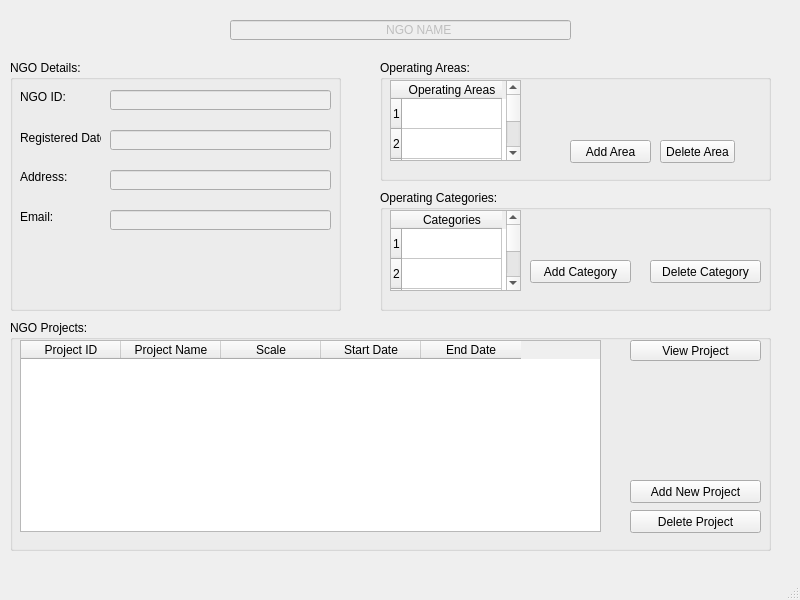
Qt form NGOPage.ui (msaadg/NGOConnect) before a commit.
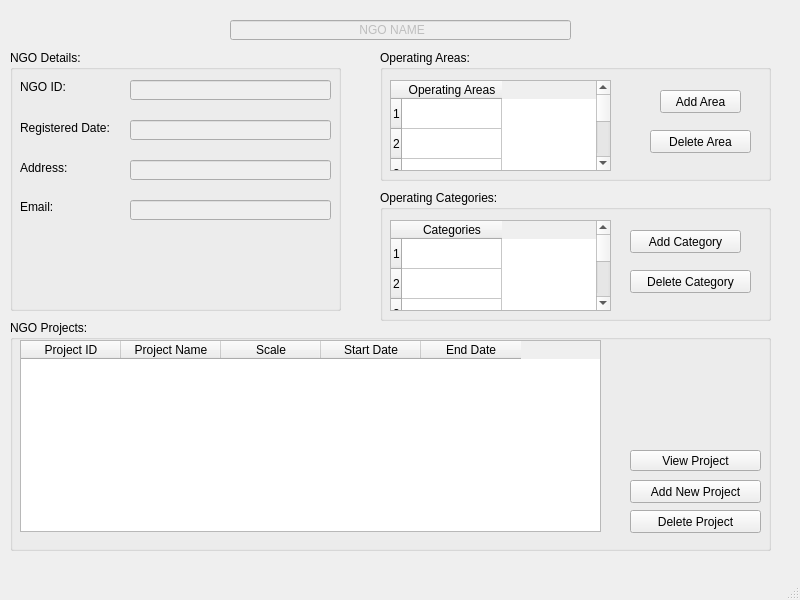
The same form after that commit.

Commit message: added ngo name in view project form

Patch:
```diff
--- a/NGOPage.ui
+++ b/NGOPage.ui
@@ -27,16 +27,16 @@
      </rect>
     </property>
     <property name="text">
-     <string>                                              NGO NAME</string>
+     <string>                                      NGO NAME</string>
     </property>
    </widget>
    <widget class="QGroupBox" name="groupBox">
     <property name="geometry">
      <rect>
       <x>10</x>
-      <y>60</y>
+      <y>50</y>
       <width>331</width>
-      <height>251</height>
+      <height>261</height>
      </rect>
     </property>
     <property name="title">
@@ -60,7 +60,7 @@
       <rect>
        <x>10</x>
        <y>70</y>
-       <width>81</width>
+       <width>101</width>
        <height>16</height>
       </rect>
      </property>
@@ -73,8 +73,8 @@
       <rect>
        <x>10</x>
        <y>110</y>
-       <width>47</width>
-       <height>13</height>
+       <width>61</width>
+       <height>16</height>
       </rect>
      </property>
      <property name="text">
@@ -100,9 +100,9 @@
      </property>
      <property name="geometry">
       <rect>
-       <x>100</x>
+       <x>120</x>
        <y>30</y>
-       <width>221</width>
+       <width>201</width>
        <height>20</height>
       </rect>
      </property>
@@ -113,9 +113,9 @@
      </property>
      <property name="geometry">
       <rect>
-       <x>100</x>
+       <x>120</x>
        <y>70</y>
-       <width>221</width>
+       <width>201</width>
        <height>20</height>
       </rect>
      </property>
@@ -126,9 +126,9 @@
      </property>
      <property name="geometry">
       <rect>
-       <x>100</x>
+       <x>120</x>
        <y>110</y>
-       <width>221</width>
+       <width>201</width>
        <height>20</height>
       </rect>
      </property>
@@ -139,9 +139,9 @@
      </property>
      <property name="geometry">
       <rect>
-       <x>100</x>
+       <x>120</x>
        <y>150</y>
-       <width>221</width>
+       <width>201</width>
        <height>20</height>
       </rect>
      </property>
@@ -176,7 +176,7 @@
      <property name="geometry">
       <rect>
        <x>620</x>
-       <y>20</y>
+       <y>130</y>
        <width>131</width>
        <height>21</height>
       </rect>
@@ -238,9 +238,9 @@
     <property name="geometry">
      <rect>
       <x>380</x>
-      <y>60</y>
+      <y>50</y>
       <width>391</width>
-      <height>121</height>
+      <height>131</height>
      </rect>
     </property>
     <property name="title">
@@ -250,9 +250,9 @@
      <property name="geometry">
       <rect>
        <x>10</x>
-       <y>20</y>
-       <width>131</width>
-       <height>81</height>
+       <y>30</y>
+       <width>221</width>
+       <height>91</height>
       </rect>
      </property>
      <property name="rowCount">
@@ -273,8 +273,8 @@
     <widget class="QPushButton" name="pushButton_4">
      <property name="geometry">
       <rect>
-       <x>190</x>
-       <y>80</y>
+       <x>280</x>
+       <y>40</y>
        <width>81</width>
        <height>23</height>
       </rect>
@@ -286,9 +286,9 @@
     <widget class="QPushButton" name="pushButton_5">
      <property name="geometry">
       <rect>
-       <x>280</x>
+       <x>270</x>
        <y>80</y>
-       <width>75</width>
+       <width>101</width>
        <height>23</height>
       </rect>
      </property>
@@ -303,7 +303,7 @@
       <x>380</x>
       <y>190</y>
       <width>391</width>
-      <height>121</height>
+      <height>131</height>
      </rect>
     </property>
     <property name="title">
@@ -313,9 +313,9 @@
      <property name="geometry">
       <rect>
        <x>10</x>
-       <y>20</y>
-       <width>131</width>
-       <height>81</height>
+       <y>30</y>
+       <width>221</width>
+       <height>91</height>
       </rect>
      </property>
      <property name="rowCount">
@@ -336,9 +336,9 @@
     <widget class="QPushButton" name="pushButton_6">
      <property name="geometry">
       <rect>
-       <x>150</x>
-       <y>70</y>
-       <width>101</width>
+       <x>250</x>
+       <y>40</y>
+       <width>111</width>
        <height>23</height>
       </rect>
      </property>
@@ -349,9 +349,9 @@
     <widget class="QPushButton" name="pushButton_7">
      <property name="geometry">
       <rect>
-       <x>270</x>
-       <y>70</y>
-       <width>111</width>
+       <x>250</x>
+       <y>80</y>
+       <width>121</width>
        <height>23</height>
       </rect>
      </property>
```
Left out of the diff: 2 changed lines with no effect on the pictures. The commit also changes 7 other files.
